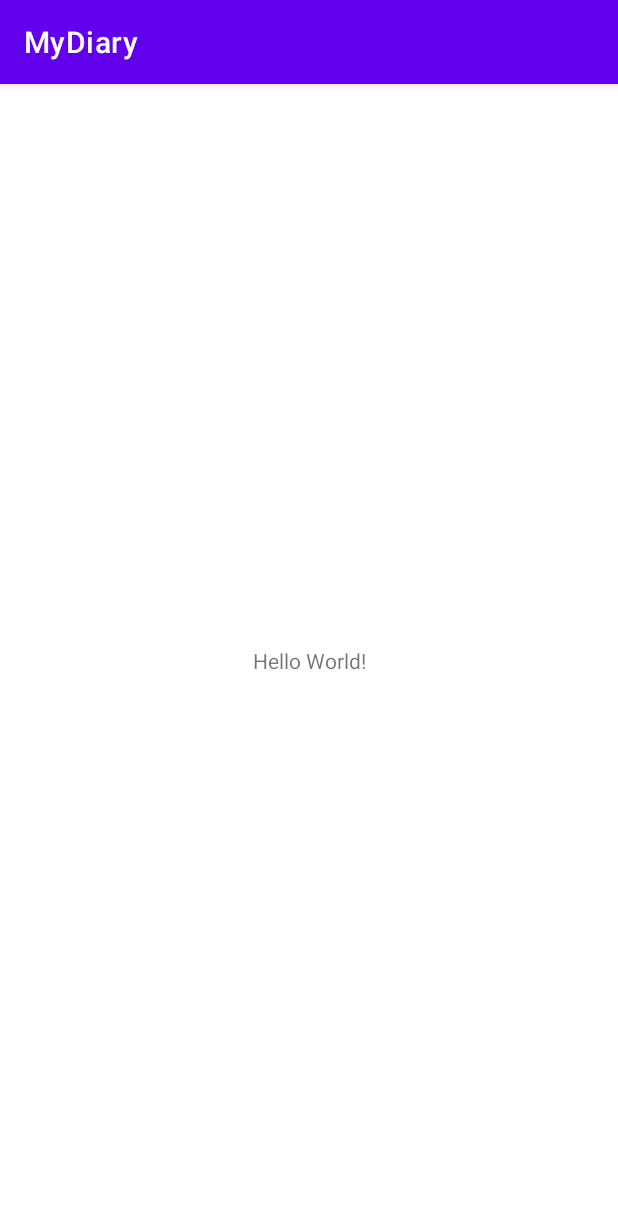
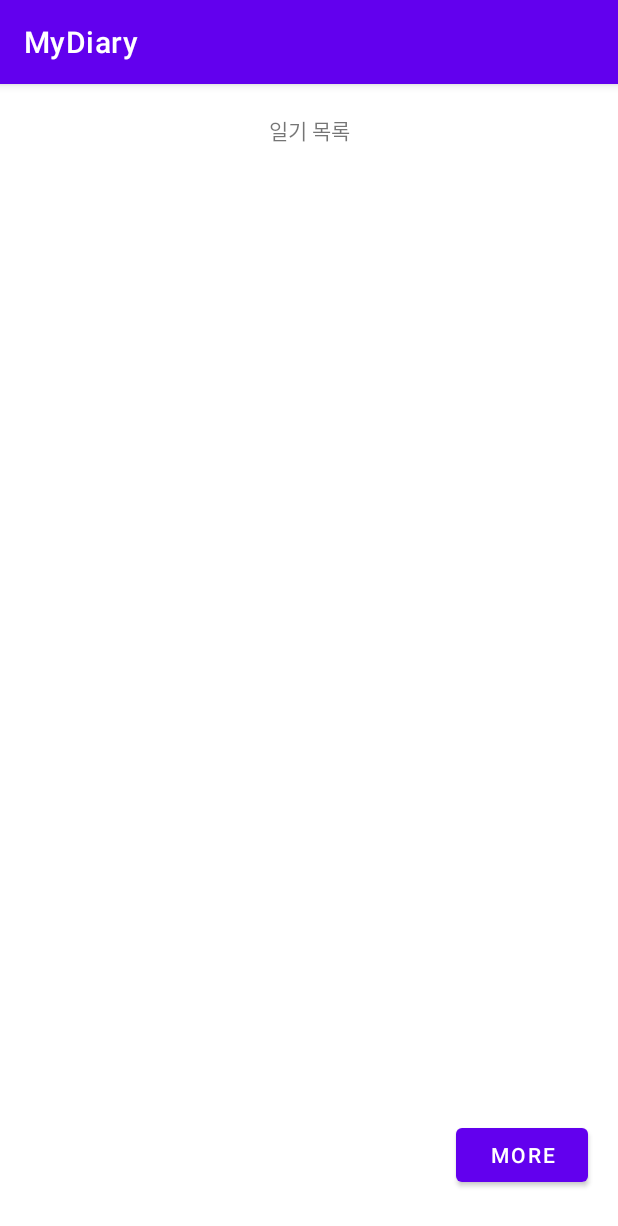
Before and after one commit to onpyeong/MyDiary, an Android app: the screen it shows after launch (MainActivity), on a phone screen of 412 x 824 dp. Shown: the top 1226 px of the screen. Run offline under Robolectric (Android 15) with nearby library versions, the phone set to English and light mode, and no system bars.

Commit message:
[ADD] #1 activity_main

```diff
--- a/app/src/main/res/layout/activity_main.xml
+++ b/app/src/main/res/layout/activity_main.xml
@@ -7,12 +7,33 @@
     tools:context=".MainActivity">
 
     <TextView
+        android:id="@+id/txt_diary_list"
         android:layout_width="wrap_content"
         android:layout_height="wrap_content"
-        android:text="Hello World!"
-        app:layout_constraintBottom_toBottomOf="parent"
+        android:text="일기 목록"
         app:layout_constraintLeft_toLeftOf="parent"
         app:layout_constraintRight_toRightOf="parent"
-        app:layout_constraintTop_toTopOf="parent" />
+        app:layout_constraintTop_toTopOf="parent"
+        android:layout_marginTop="20dp"/>
+
+    <androidx.recyclerview.widget.RecyclerView
+        android:id="@+id/rv_diary_list"
+        android:layout_width="match_parent"
+        android:layout_height="0dp"
+        app:layout_constraintTop_toBottomOf="@id/txt_diary_list"
+        app:layout_constraintBottom_toBottomOf="parent"
+        android:layout_marginTop="10dp"
+        app:layoutManager="androidx.recyclerview.widget.LinearLayoutManager"
+        tools:listitem="@layout/item_diary"/>
+
+    <Button
+        android:id="@+id/btn_more"
+        android:layout_width="wrap_content"
+        android:layout_height="wrap_content"
+        app:layout_constraintBottom_toBottomOf="parent"
+        app:layout_constraintEnd_toEndOf="parent"
+        android:layout_marginBottom="30dp"
+        android:layout_marginEnd="20dp"
+        android:text="MORE"/>
 
 </androidx.constraintlayout.widget.ConstraintLayout>
```
